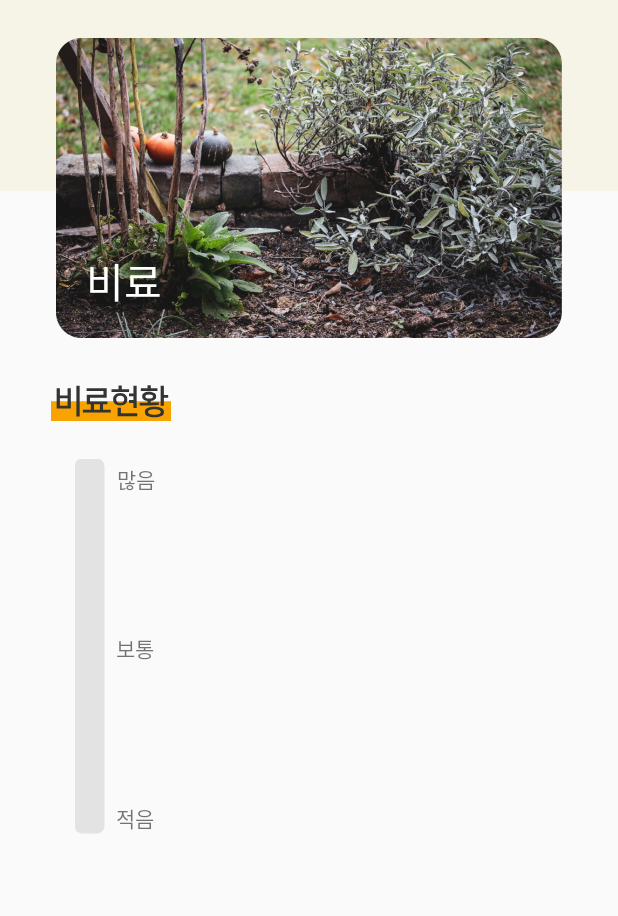
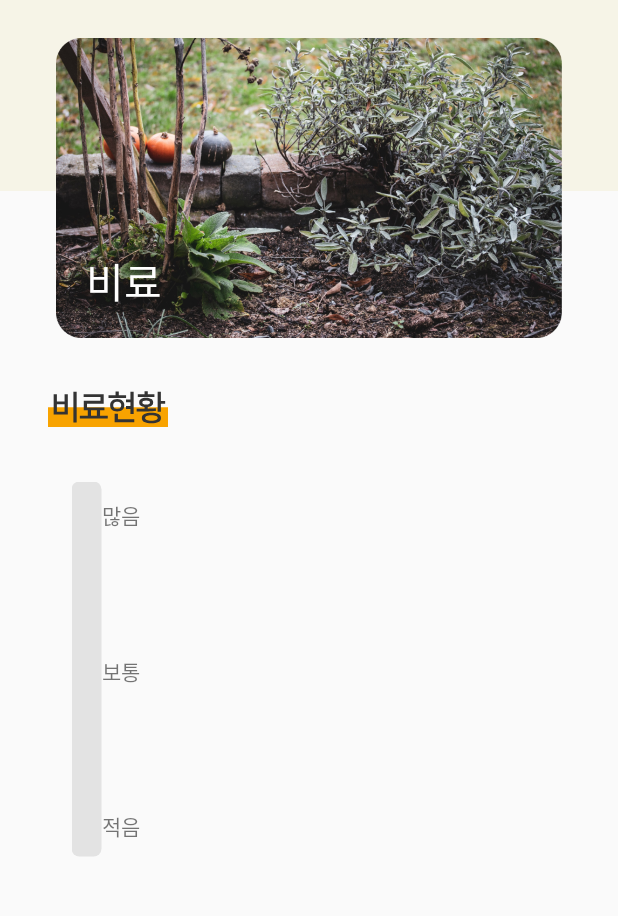
Before and after one commit to DGSW-Smart-Farm/Android, an Android app: the SoilDetailActivity screen opened directly, with no data from a screen before it, on a phone screen of 412 x 824 dp, the part 103-1019 px from its top. Run offline under Robolectric (Android 15) with nearby library versions, the light colour scheme and no system bars; our stand-ins replace data binding.

Commit message:
Update activity_soil_detail.xml

```diff
--- a/SmartFarm/app/src/main/res/layout/activity_soil_detail.xml
+++ b/SmartFarm/app/src/main/res/layout/activity_soil_detail.xml
@@ -49,8 +49,8 @@
                 android:layout_height="wrap_content"
                 android:layout_marginStart="20dp"
                 android:layout_marginTop="39dp"
+                android:src="@drawable/ic_backbtn"
                 android:onClick="@{() -> soilDetail.backBtnOnclick()}"
-                android:src="@drawable/ic_backbtn"
                 app:layout_constraintStart_toStartOf="parent"
                 app:layout_constraintTop_toTopOf="parent" />
 
@@ -86,8 +86,14 @@
             android:layout_height="0dp"
             android:layout_marginTop="30dp"
             android:fillViewport="true"
+            app:layout_constraintBottom_toBottomOf="parent"
             app:layout_constraintStart_toStartOf="parent"
             app:layout_constraintTop_toBottomOf="@id/title_soil">
+
+
+            <LinearLayout
+                android:layout_width="match_parent"
+                android:layout_height="wrap_content">
 
                 <androidx.constraintlayout.widget.ConstraintLayout
                     android:layout_width="match_parent"
@@ -95,10 +101,12 @@
 
                     <ImageView
                         android:id="@+id/soil_state_title"
-                    android:layout_width="80dp"
-                    android:layout_height="25dp"
-                    android:layout_marginStart="34dp"
+                        android:layout_width="wrap_content"
+                        android:layout_height="wrap_content"
+                        android:layout_marginTop="4dp"
                         android:src="@drawable/ic_soilimg"
+                        app:layout_constraintEnd_toEndOf="parent"
+                        app:layout_constraintHorizontal_bias="0.096"
                         app:layout_constraintStart_toStartOf="parent"
                         app:layout_constraintTop_toTopOf="parent" />
 
@@ -108,46 +116,46 @@
                         android:layout_width="250dp"
                         android:layout_height="20dp"
                         android:layout_marginTop="140dp"
-                    android:layout_marginEnd="228dp"
-                    android:layout_marginBottom="199dp"
+                        android:layout_marginEnd="60dp"
                         android:max="100"
                         android:progress="50"
                         android:progressDrawable="@drawable/progressbar_horizontal"
                         android:rotation="270"
                         app:layout_constraintBottom_toBottomOf="parent"
-                    app:layout_constraintEnd_toEndOf="parent"
+                        app:layout_constraintEnd_toStartOf="@+id/middlesoilcondition"
+                        app:layout_constraintHorizontal_bias="0.371"
+                        app:layout_constraintStart_toStartOf="parent"
                         app:layout_constraintTop_toBottomOf="@+id/soil_state_title"
-                    app:layout_constraintVertical_bias="1.0" />
+                        app:layout_constraintVertical_bias="0.061" />
 
                     <TextView
                         android:id="@+id/tv_max"
                         android:layout_width="wrap_content"
                         android:layout_height="wrap_content"
-                    android:layout_marginStart="77dp"
-                    android:layout_marginTop="28dp"
-                    android:layout_marginEnd="308dp"
+                        android:layout_marginTop="48dp"
                         android:text="많음"
                         app:layout_constraintEnd_toEndOf="parent"
-                    app:layout_constraintStart_toStartOf="parent"
+                        app:layout_constraintHorizontal_bias="0.0"
+                        app:layout_constraintStart_toStartOf="@+id/tv_avg"
                         app:layout_constraintTop_toBottomOf="@+id/soil_state_title" />
 
                     <TextView
                         android:id="@+id/tv_avg"
                         android:layout_width="wrap_content"
                         android:layout_height="wrap_content"
-                    android:layout_marginStart="77dp"
+                        android:layout_marginStart="68dp"
                         android:text="보통"
                         app:layout_constraintBottom_toTopOf="@+id/tv_min"
                         app:layout_constraintStart_toStartOf="parent"
                         app:layout_constraintTop_toBottomOf="@+id/tv_max"
-                    app:layout_constraintVertical_bias="0.497" />
+                        app:layout_constraintVertical_bias="0.502" />
 
                     <TextView
                         android:id="@+id/tv_min"
                         android:layout_width="wrap_content"
                         android:layout_height="wrap_content"
-                    android:layout_marginStart="77dp"
-                    android:layout_marginBottom="84dp"
+                        android:layout_marginStart="68dp"
+                        android:layout_marginBottom="64dp"
                         android:text="적음"
                         app:layout_constraintBottom_toBottomOf="parent"
                         app:layout_constraintStart_toStartOf="parent" />
@@ -156,12 +164,14 @@
                         android:id="@+id/middlesoilcondition"
                         android:layout_width="wrap_content"
                         android:layout_height="wrap_content"
-                    android:layout_marginStart="16dp"
-                    android:layout_marginTop="30dp"
+                        android:layout_marginTop="32dp"
                         android:background="@drawable/square_background_border_black"
                         android:padding="2dp"
                         android:visibility="invisible"
-                    app:layout_constraintStart_toEndOf="@+id/tv_max"
+                        app:layout_constraintBottom_toTopOf="@id/lowsoilcondition"
+                        app:layout_constraintEnd_toEndOf="parent"
+                        app:layout_constraintHorizontal_bias="0.302"
+                        app:layout_constraintStart_toEndOf="@+id/tv_avg"
                         app:layout_constraintTop_toBottomOf="@+id/highsoilcondition"
                         app:srcCompat="@drawable/soilcondition" />
 
@@ -169,11 +179,15 @@
                         android:id="@+id/lowsoilcondition"
                         android:layout_width="wrap_content"
                         android:layout_height="wrap_content"
-                    android:layout_marginStart="16dp"
-                    android:layout_marginTop="30dp"
+                        android:layout_marginTop="28dp"
+
+                        android:layout_marginBottom="32dp"
                         android:background="@drawable/square_background_border_black"
                         android:padding="2dp"
                         android:visibility="invisible"
+                        app:layout_constraintBottom_toBottomOf="parent"
+                        app:layout_constraintEnd_toEndOf="parent"
+                        app:layout_constraintHorizontal_bias="0.302"
                         app:layout_constraintStart_toEndOf="@+id/tv_min"
                         app:layout_constraintTop_toBottomOf="@+id/middlesoilcondition"
                         app:srcCompat="@drawable/lowsoilcondition" />
@@ -182,19 +196,19 @@
                         android:id="@+id/highsoilcondition"
                         android:layout_width="wrap_content"
                         android:layout_height="wrap_content"
-                    android:layout_marginStart="16dp"
-                    android:layout_marginTop="24dp"
+                        android:layout_marginTop="32dp"
                         android:background="@drawable/square_background_border_black"
                         android:padding="2dp"
                         android:visibility="invisible"
+                        app:layout_constraintBottom_toTopOf="@id/middlesoilcondition"
+                        app:layout_constraintEnd_toEndOf="parent"
+                        app:layout_constraintHorizontal_bias="0.302"
                         app:layout_constraintStart_toEndOf="@+id/tv_max"
                         app:layout_constraintTop_toTopOf="parent"
                         app:srcCompat="@drawable/highsoilcondition" />
 
-
                 </androidx.constraintlayout.widget.ConstraintLayout>
-
-
+            </LinearLayout>
         </ScrollView>
 
 
```
Lines whose indentation alone changed are shown as unchanged.
